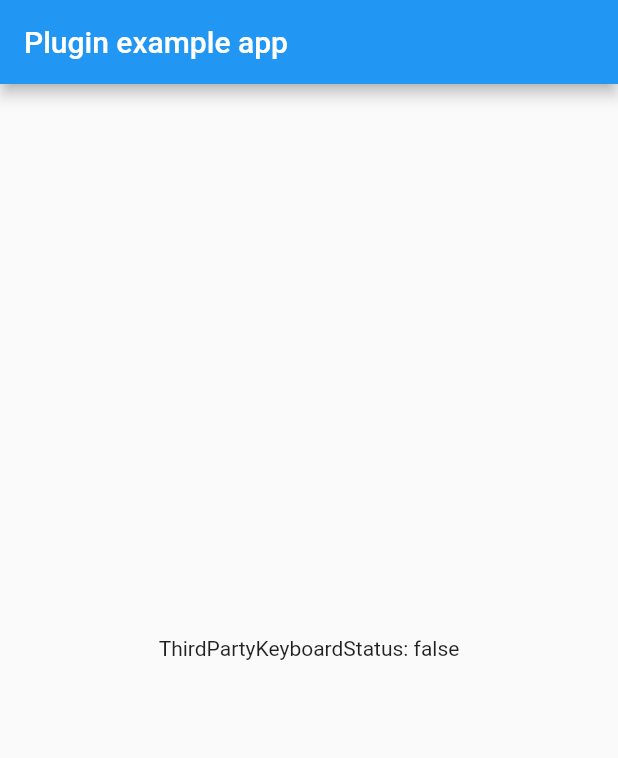
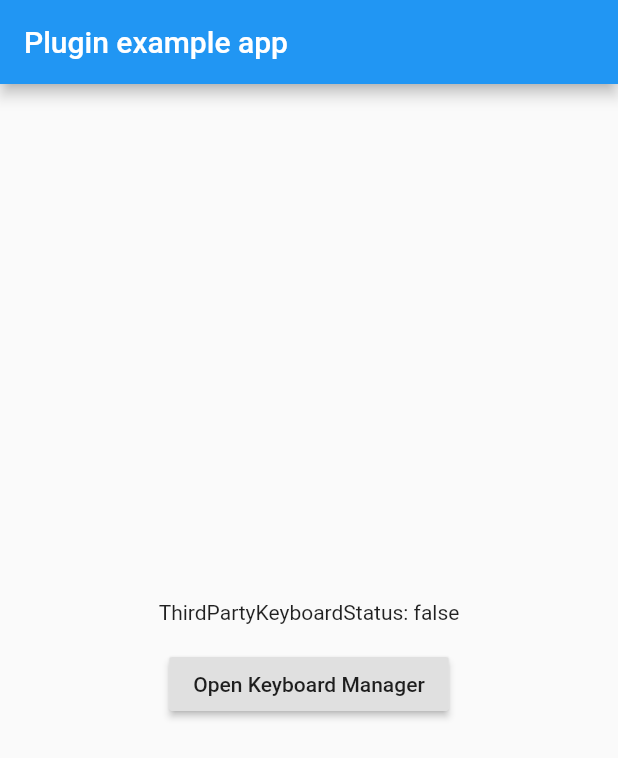
Before and after one commit to raghut/third-party-keyboard-detection-flutter-plugin, a Flutter app: the screen it shows after launch, on a phone screen of 412 x 824 dp. Shown: the top 758 px of the screen. Run offline on Flutter 3.47's test engine with Material 2 defaults, Android fonts, the light colour scheme and no system bars.

Commit message:
Add open system keyboard manager functionality

```diff
--- a/example/lib/main.dart
+++ b/example/lib/main.dart
@@ -25,11 +25,12 @@
 
   // Platform messages are asynchronous, so we initialize in an async method.
   Future<void> initPlatformState() async {
-    String keyboardErrorStatusMsg =' Failed to get the keyboard status';
+    String keyboardErrorStatusMsg = ' Failed to get the keyboard status';
     bool isThirdPartyKeyboardUsing;
     // Platform messages may fail, so we use a try/catch PlatformException.
     try {
-      isThirdPartyKeyboardUsing = await KeyboardDetectionPlugin.isThirdPartyKeyboardUsing;
+      isThirdPartyKeyboardUsing =
+          await KeyboardDetectionPlugin.isThirdPartyKeyboardUsing;
     } on PlatformException {
       keyboardErrorStatusMsg = 'Failed to get the keyboard status.';
     }
@@ -40,7 +41,7 @@
     if (!mounted) return;
 
     setState(() {
-      _isThirdPartyKeyboardUsing =  isThirdPartyKeyboardUsing;
+      _isThirdPartyKeyboardUsing = isThirdPartyKeyboardUsing;
     });
   }
 
@@ -52,7 +53,18 @@
           title: const Text('Plugin example app'),
         ),
         body: Center(
-          child: Text('ThirdPartyKeyboardStatus: $_isThirdPartyKeyboardUsing\n$keyboardErrorStatusMsg'),
+          child: Column(
+            mainAxisAlignment: MainAxisAlignment.center,
+            children: [
+              Text(
+                  'ThirdPartyKeyboardStatus: $_isThirdPartyKeyboardUsing\n$keyboardErrorStatusMsg'),
+              RaisedButton(
+                onPressed: () =>
+                    {KeyboardDetectionPlugin.openKeyboardChangeManager},
+                child: Text("Open Keyboard Manager"),
+              )
+            ],
+          ),
         ),
       ),
     );
--- a/lib/keyboard_detection_plugin.dart
+++ b/lib/keyboard_detection_plugin.dart
@@ -14,4 +14,9 @@
     final bool status = await _channel.invokeMethod('isThirdPartyKeyboard');
     return status;
   }
+
+  ///Open the system keyboard manager to change the keyboard.
+  static Future<void> get openKeyboardChangeManager async {
+    _channel.invokeMethod('openKeyboardChangeManager');
+  }
 }
```
Also changed, not shown: 2 other files.
